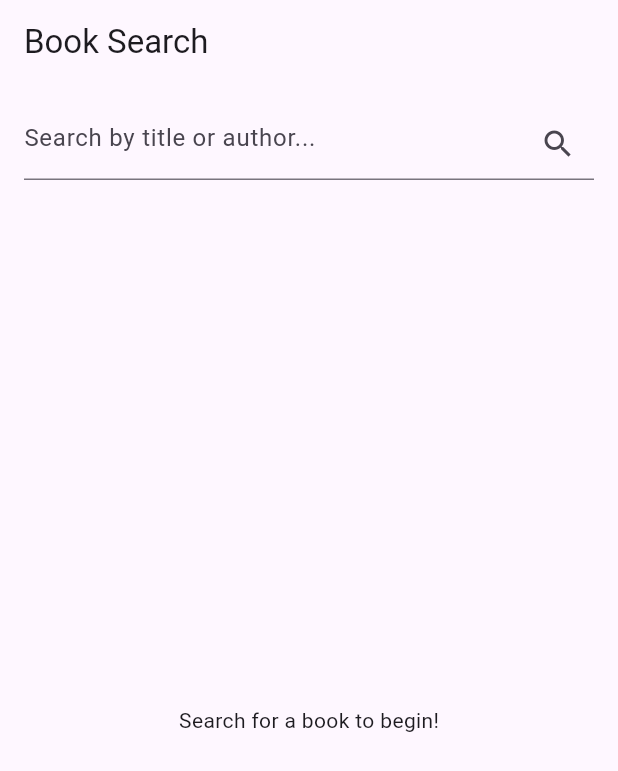
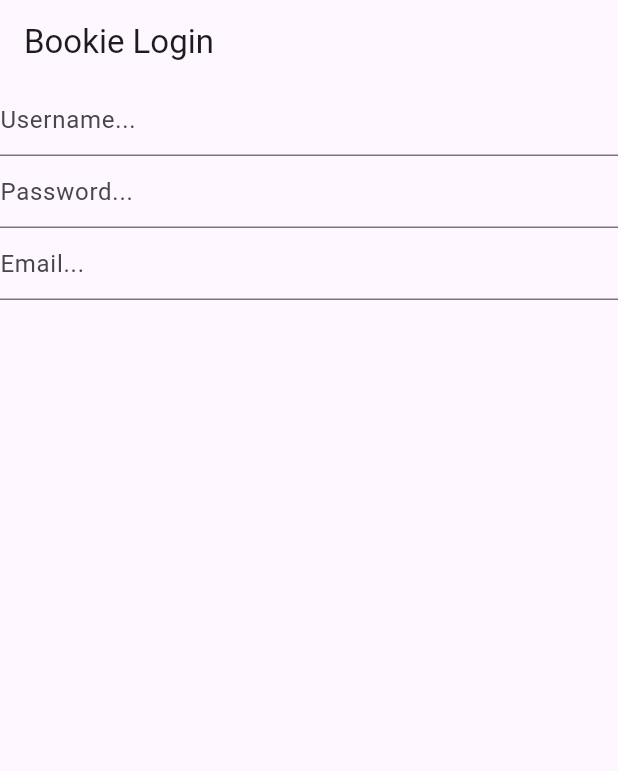
Before and after one commit to Barms1218/bookie, a Flutter app: the screen it shows after launch, on a phone screen of 412 x 824 dp. Shown: the top 771 px of the screen. Run offline on Flutter 3.47's test engine with Material 3 defaults, Android fonts, the phone set to English and light mode, and no system bars.

Commit message:
Making progress on a login page.

```diff
--- a/frontend/lib/main.dart
+++ b/frontend/lib/main.dart
@@ -1,5 +1,6 @@
 import 'package:flutter/material.dart';
 import 'package:frontend/ui/search_page.dart';
+import 'package:frontend/ui/login_page.dart';
 
 void main() {
   runApp(const MyApp());
@@ -73,7 +74,7 @@ class _MyHomePageState extends State<MyHomePage> {
     return MaterialApp(
       title: 'Bookie',
       theme: ThemeData(primarySwatch: Colors.blue, useMaterial3: true),
-      home: const BookSearchPage(),
+      home: const LoginPage(),
     );
   }
 }
--- /dev/null
+++ b/frontend/lib/models/user.dart
@@ -0,0 +1,29 @@
+class User {
+  final String id;
+  final String name;
+  final String email;
+
+  User({required this.id, required this.name, required this.email});
+
+  factory User.fromJson(Map<String, dynamic> json) {
+    return User(id: json['id'], name: json['name'], email: json['email']);
+  }
+}
+
+class UserRegister {
+  final String name;
+  final String email;
+  final String password;
+
+  UserRegister({
+    required this.name,
+    required this.email,
+    required this.password,
+  });
+
+  Map<String, dynamic> toJson() => {
+    'name': name,
+    'email': email,
+    'password': password,
+  };
+}
--- /dev/null
+++ b/frontend/lib/ui/login_page.dart
@@ -0,0 +1,71 @@
+import 'package:flutter/material.dart';
+import 'package:frontend/models/user.dart';
+import 'package:frontend/services/user_service.dart';
+import '../models/book.dart';
+import 'package:frontend/services/book_service.dart';
+
+class LoginPage extends StatefulWidget {
+  const LoginPage({super.key});
+
+  @override
+  State<LoginPage> createState() => _LoginPageState();
+}
+
+class _LoginPageState extends State<LoginPage> {
+  final UserService _userService = UserService();
+  final TextEditingController _nameController = TextEditingController();
+  final TextEditingController _emailController = TextEditingController();
+  final TextEditingController _passwordController = TextEditingController();
+
+  bool _isLoading = false; // To show a spinner while waiting
+
+  // This is the "Future" function
+  Future<void> _handleRegister() async {
+    setState(() => _isLoading = true);
+
+    try {
+      final newUser = await _userService.register(
+        UserRegister(
+          name: _nameController.text,
+          email: _emailController.text,
+          password: _passwordController.text,
+        ),
+      );
+
+      print("User registered: ${newUser.name}");
+    } catch (e) {
+      print("Error: $e");
+    } finally {
+      setState(() => _isLoading = false);
+    }
+  }
+
+  @override
+  Widget build(BuildContext context) {
+    return Scaffold(
+      appBar: AppBar(title: const Text("Bookie Login")),
+      body: Stack(
+        children: [
+          Center(
+            child: Column(
+              children: [
+                TextField(
+                  controller: _nameController,
+                  decoration: InputDecoration(hintText: "Username..."),
+                ),
+                TextField(
+                  controller: _passwordController,
+                  decoration: InputDecoration(hintText: "Password..."),
+                ),
+                TextField(
+                  controller: _emailController,
+                  decoration: InputDecoration(hintText: "Email..."),
+                ),
+              ],
+            ),
+          ),
+        ],
+      ),
+    );
+  }
+}
```
Also changed, not shown: frontend/lib/services/user_service.dart (added, +26 -0 lines), frontend/lib/ui/search_page.dart (+15 -0 lines).
